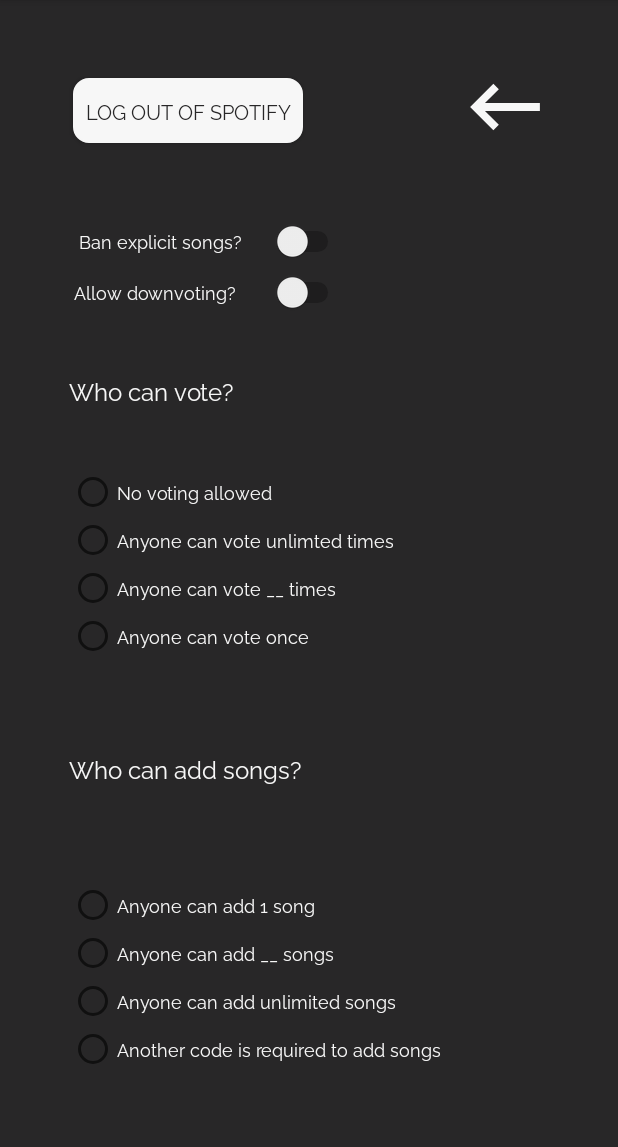
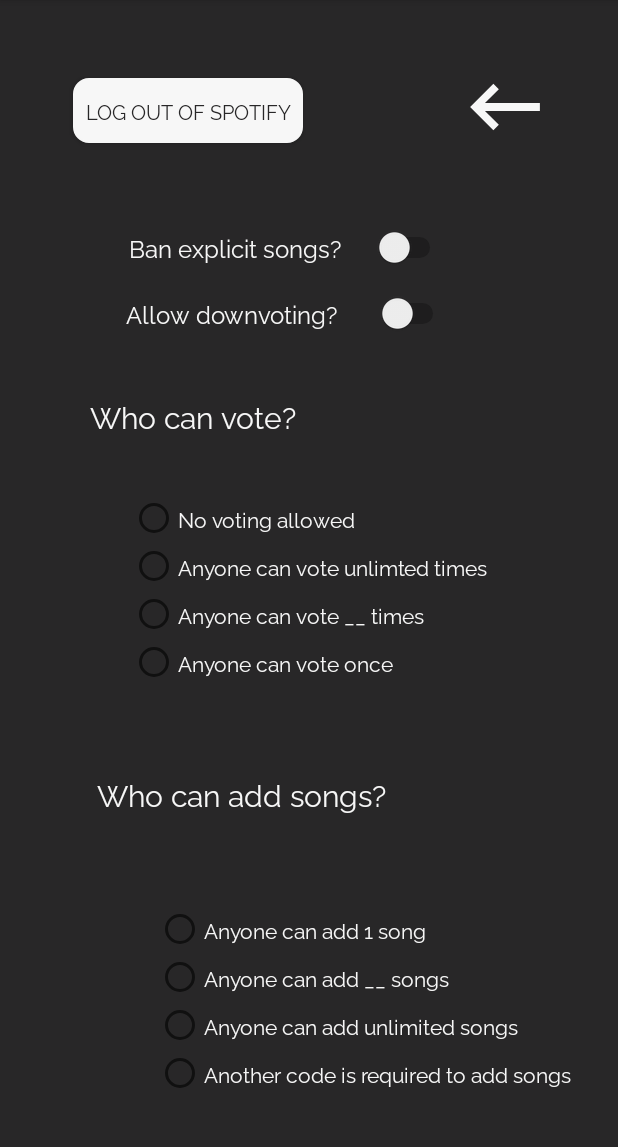
Before and after one commit to peterdaly13/YouQueue, an Android app: the SettingsActivity screen opened directly, with no data from a screen before it, on a phone screen of 412 x 824 dp, the part 84-1231 px from its top. Run offline under Robolectric (Android 15) with nearby library versions, the phone set to English and light mode, and no system bars; our stand-ins replace Firebase (no records; nobody signed in at launch, a user with empty details on screens opened directly); libraries missing offline, so code that uses them is left out: com.spotify.android, com.spotify.protocol.

Commit message:
Replace Logo, Slight XML Tweaks

```diff
--- a/app/src/main/res/layout/activity_settings.xml
+++ b/app/src/main/res/layout/activity_settings.xml
@@ -52,6 +52,117 @@
         app:layout_constraintTop_toTopOf="parent"
         app:layout_constraintVertical_bias="0.17" />
 
+    <RadioGroup
+        android:id="@+id/radioGroup"
+        android:layout_width="wrap_content"
+        android:layout_height="wrap_content"
+        app:layout_constraintBottom_toBottomOf="parent"
+        app:layout_constraintHorizontal_bias="0.769"
+        app:layout_constraintLeft_toLeftOf="parent"
+        app:layout_constraintRight_toRightOf="parent"
+        app:layout_constraintTop_toTopOf="parent"
+        app:layout_constraintVertical_bias="0.943">
+
+        <RadioButton
+            android:id="@+id/radioButton"
+            android:layout_width="wrap_content"
+            android:layout_height="wrap_content"
+            android:fontFamily="@font/raleway"
+            android:text="Anyone can add 1 song"
+            android:textColor="#F7F7F7"
+            android:textSize="14sp" />
+
+        <RadioButton
+            android:id="@+id/radioButton2"
+            android:layout_width="wrap_content"
+            android:layout_height="wrap_content"
+            android:fontFamily="@font/raleway"
+            android:text="Anyone can add __ songs"
+            android:textColor="#F7F7F7"
+            android:textSize="14sp" />
+
+        <RadioButton
+            android:id="@+id/radioButton3"
+            android:layout_width="wrap_content"
+            android:layout_height="wrap_content"
+            android:fontFamily="@font/raleway"
+            android:text="Anyone can add unlimited songs"
+            android:textColor="#F7F7F7"
+            android:textSize="14sp" />
+
+        <RadioButton
+            android:id="@+id/radioButton4"
+            android:layout_width="wrap_content"
+            android:layout_height="wrap_content"
+            android:fontFamily="@font/raleway"
+            android:text="Another code is required to add songs"
+            android:textColor="#F7F7F7"
+            android:textSize="14sp" />
+
+
+    </RadioGroup>
+
+    <TextView
+        android:id="@+id/textView2"
+        android:layout_width="wrap_content"
+        android:layout_height="wrap_content"
+        android:layout_marginLeft="11dp"
+        android:fontFamily="@font/raleway"
+        android:text="Who can add songs?"
+        android:textColor="#F7F7F7"
+        android:textSize="20sp"
+        app:layout_constraintBottom_toBottomOf="parent"
+        app:layout_constraintHorizontal_bias="0.256"
+        app:layout_constraintLeft_toLeftOf="parent"
+        app:layout_constraintRight_toRightOf="parent"
+        app:layout_constraintTop_toTopOf="parent"
+        app:layout_constraintVertical_bias="0.696" />
+
+    <TextView
+        android:id="@+id/smallTextContainer5"
+        android:layout_width="210dp"
+        android:layout_height="wrap_content"
+        android:fontFamily="@font/raleway"
+        android:text=""
+        android:textColor="#F7F7F7"
+        android:textSize="10dp"
+        app:layout_constraintBottom_toBottomOf="parent"
+        app:layout_constraintHorizontal_bias="0.701"
+        app:layout_constraintLeft_toLeftOf="parent"
+        app:layout_constraintRight_toRightOf="parent"
+        app:layout_constraintTop_toTopOf="parent"
+        app:layout_constraintVertical_bias="0.739" />
+
+    <Switch
+        android:id="@+id/switch2"
+        android:layout_width="215dp"
+        android:layout_height="35dp"
+        android:fontFamily="@font/raleway"
+        android:text="Allow downvoting?   "
+        android:textColor="#F7F7F7"
+        android:textSize="16sp"
+        app:layout_constraintBottom_toBottomOf="parent"
+        app:layout_constraintHorizontal_bias="0.428"
+        app:layout_constraintLeft_toLeftOf="parent"
+        app:layout_constraintRight_toRightOf="parent"
+        app:layout_constraintTop_toTopOf="parent"
+        app:layout_constraintVertical_bias="0.261" />
+
+    <Switch
+        android:id="@+id/switch1"
+        android:layout_width="215dp"
+        android:layout_height="35dp"
+        android:fontFamily="@font/raleway"
+        android:text=" Ban explicit songs? "
+        android:textColor="#F7F7F7"
+        android:textSize="16sp"
+        app:layout_constraintBottom_toBottomOf="parent"
+        app:layout_constraintHorizontal_bias="0.418"
+        app:layout_constraintLeft_toLeftOf="parent"
+        app:layout_constraintRight_toRightOf="parent"
+        app:layout_constraintTop_toTopOf="parent"
+        app:layout_constraintVertical_bias="0.201" />
+
     <TextView
         android:id="@+id/smallTextContainer3"
         android:layout_width="210dp"
@@ -61,11 +172,74 @@
         android:textColor="#F7F7F7"
         android:textSize="10dp"
         app:layout_constraintBottom_toBottomOf="parent"
-        app:layout_constraintHorizontal_bias="0.497"
+        app:layout_constraintHorizontal_bias="0.761"
         app:layout_constraintLeft_toLeftOf="parent"
         app:layout_constraintRight_toRightOf="parent"
         app:layout_constraintTop_toTopOf="parent"
-        app:layout_constraintVertical_bias="0.308" />
+        app:layout_constraintVertical_bias="0.313" />
+
+    <RadioGroup
+        android:id="@+id/radioGroup2"
+        android:layout_width="wrap_content"
+        android:layout_height="wrap_content"
+        app:layout_constraintBottom_toBottomOf="parent"
+        app:layout_constraintLeft_toLeftOf="parent"
+        app:layout_constraintRight_toRightOf="parent"
+        app:layout_constraintTop_toTopOf="parent"
+        app:layout_constraintVertical_bias="0.515">
+
+        <RadioButton
+            android:id="@+id/radioButton2-1"
+            android:layout_width="wrap_content"
+            android:layout_height="wrap_content"
+            android:fontFamily="@font/raleway"
+            android:text="No voting allowed"
+            android:textColor="#F7F7F7"
+            android:textSize="14sp" />
+
+        <RadioButton
+            android:id="@+id/radioButton2-2"
+            android:layout_width="wrap_content"
+            android:layout_height="wrap_content"
+            android:fontFamily="@font/raleway"
+            android:text="Anyone can vote unlimted times"
+            android:textColor="#F7F7F7"
+            android:textSize="14sp" />
+
+        <RadioButton
+            android:id="@+id/radioButton2-3"
+            android:layout_width="wrap_content"
+            android:layout_height="wrap_content"
+            android:fontFamily="@font/raleway"
+            android:text="Anyone can vote __ times"
+            android:textColor="#F7F7F7"
+            android:textSize="14sp" />
+
+        <RadioButton
+            android:id="@+id/radioButton2-4"
+            android:layout_width="wrap_content"
+            android:layout_height="wrap_content"
+            android:fontFamily="@font/raleway"
+            android:text="Anyone can vote once"
+            android:textColor="#F7F7F7"
+            android:textSize="14sp" />
+
+    </RadioGroup>
+
+    <TextView
+        android:id="@+id/textView3"
+        android:layout_width="wrap_content"
+        android:layout_height="wrap_content"
+        android:fontFamily="@font/raleway"
+        android:text="Who can vote?"
+        android:textColor="#F7F7F7"
+        android:textSize="20sp"
+        app:layout_constraintBottom_toBottomOf="parent"
+        app:layout_constraintHorizontal_bias="0.218"
+        app:layout_constraintLeft_toLeftOf="parent"
+        app:layout_constraintRight_toRightOf="parent"
+        app:layout_constraintTop_toTopOf="parent"
+        app:layout_constraintVertical_bias="0.355" />
 
     <TextView
         android:id="@+id/smallTextContainer4"
@@ -76,121 +250,11 @@
         android:textColor="#F7F7F7"
         android:textSize="10dp"
         app:layout_constraintBottom_toBottomOf="parent"
-        app:layout_constraintHorizontal_bias="0.497"
+        app:layout_constraintHorizontal_bias="0.756"
         app:layout_constraintLeft_toLeftOf="parent"
         app:layout_constraintRight_toRightOf="parent"
         app:layout_constraintTop_toTopOf="parent"
-        app:layout_constraintVertical_bias="0.373" />
-
-    <TextView
-        android:id="@+id/smallTextContainer5"
-        android:layout_width="210dp"
-        android:layout_height="wrap_content"
-        android:fontFamily="@font/raleway"
-        android:text=""
-        android:textColor="#F7F7F7"
-        android:textSize="10dp"
-        app:layout_constraintBottom_toBottomOf="parent"
-        app:layout_constraintHorizontal_bias="0.422"
-        app:layout_constraintLeft_toLeftOf="parent"
-        app:layout_constraintRight_toRightOf="parent"
-        app:layout_constraintTop_toTopOf="parent"
-        app:layout_constraintVertical_bias="0.716" />
-
-    <RadioGroup
-        android:id="@+id/radioGroup"
-        android:layout_width="wrap_content"
-        android:layout_height="wrap_content"
-        app:layout_constraintBottom_toBottomOf="parent"
-        app:layout_constraintHorizontal_bias="0.283"
-        app:layout_constraintLeft_toLeftOf="parent"
-        app:layout_constraintRight_toRightOf="parent"
-        app:layout_constraintTop_toTopOf="parent"
-        app:layout_constraintVertical_bias="0.918">
-
-        <RadioButton
-            android:id="@+id/radioButton"
-            android:layout_width="wrap_content"
-            android:layout_height="wrap_content"
-            android:fontFamily="@font/raleway"
-            android:text="Anyone can add 1 song"
-            android:textColor="#F7F7F7"
-            android:textSize="12sp" />
-
-        <RadioButton
-            android:id="@+id/radioButton2"
-            android:layout_width="wrap_content"
-            android:layout_height="wrap_content"
-            android:fontFamily="@font/raleway"
-            android:text="Anyone can add __ songs"
-            android:textColor="#F7F7F7"
-            android:textSize="12sp" />
-
-        <RadioButton
-            android:id="@+id/radioButton3"
-            android:layout_width="wrap_content"
-            android:layout_height="wrap_content"
-            android:fontFamily="@font/raleway"
-            android:text="Anyone can add unlimited songs"
-            android:textColor="#F7F7F7"
-            android:textSize="12sp" />
-
-        <RadioButton
-            android:id="@+id/radioButton4"
-            android:layout_width="wrap_content"
-            android:layout_height="wrap_content"
-            android:fontFamily="@font/raleway"
-            android:text="Another code is required to add songs"
-            android:textColor="#F7F7F7"
-            android:textSize="12sp" />
-
-
-    </RadioGroup>
-
-    <TextView
-        android:id="@+id/textView3"
-        android:layout_width="wrap_content"
-        android:layout_height="wrap_content"
-        android:fontFamily="@font/raleway"
-        android:text="Who can vote?"
-        android:textColor="#F7F7F7"
-        android:textSize="16sp"
-        app:layout_constraintBottom_toBottomOf="parent"
-        app:layout_constraintHorizontal_bias="0.153"
-        app:layout_constraintLeft_toLeftOf="parent"
-        app:layout_constraintRight_toRightOf="parent"
-        app:layout_constraintTop_toTopOf="parent"
-        app:layout_constraintVertical_bias="0.334" />
-
-    <Switch
-        android:id="@+id/switch1"
-        android:layout_width="180dp"
-        android:layout_height="32dp"
-        android:fontFamily="@font/raleway"
-        android:text=" Ban explicit songs? "
-        android:textColor="#F7F7F7"
-        android:textSize="12sp"
-        app:layout_constraintBottom_toBottomOf="parent"
-        app:layout_constraintHorizontal_bias="0.212"
-        app:layout_constraintLeft_toLeftOf="parent"
-        app:layout_constraintRight_toRightOf="parent"
-        app:layout_constraintTop_toTopOf="parent"
-        app:layout_constraintVertical_bias="0.197" />
-
-    <Switch
-        android:id="@+id/switch2"
-        android:layout_width="180dp"
-        android:layout_height="32dp"
-        android:fontFamily="@font/raleway"
-        android:text="Allow downvoting?   "
-        android:textColor="#F7F7F7"
-        android:textSize="12sp"
-        app:layout_constraintBottom_toBottomOf="parent"
-        app:layout_constraintHorizontal_bias="0.212"
-        app:layout_constraintLeft_toLeftOf="parent"
-        app:layout_constraintRight_toRightOf="parent"
-        app:layout_constraintTop_toTopOf="parent"
-        app:layout_constraintVertical_bias="0.243" />
+        app:layout_constraintVertical_bias="0.397" />
 
     <Button
         android:id="@+id/logOutButton"
@@ -209,70 +273,5 @@
         app:layout_constraintTop_toTopOf="parent"
         app:layout_constraintVertical_bias="0.072" />
 
-    <RadioGroup
-        android:id="@+id/radioGroup2"
-        android:layout_width="wrap_content"
-        android:layout_height="wrap_content"
-        app:layout_constraintBottom_toBottomOf="parent"
-        app:layout_constraintHorizontal_bias="0.235"
-        app:layout_constraintLeft_toLeftOf="parent"
-        app:layout_constraintRight_toRightOf="parent"
-        app:layout_constraintTop_toTopOf="parent"
-        app:layout_constraintVertical_bias="0.487">
-
-        <RadioButton
-            android:id="@+id/radioButton2-1"
-            android:layout_width="wrap_content"
-            android:layout_height="wrap_content"
-            android:fontFamily="@font/raleway"
-            android:text="No voting allowed"
-            android:textColor="#F7F7F7"
-            android:textSize="12sp" />
-
-        <RadioButton
-            android:id="@+id/radioButton2-2"
-            android:layout_width="wrap_content"
-            android:layout_height="wrap_content"
-            android:fontFamily="@font/raleway"
-            android:text="Anyone can vote unlimted times"
-            android:textColor="#F7F7F7"
-            android:textSize="12sp" />
-
-        <RadioButton
-            android:id="@+id/radioButton2-3"
-            android:layout_width="wrap_content"
-            android:layout_height="wrap_content"
-            android:fontFamily="@font/raleway"
-            android:text="Anyone can vote __ times"
-            android:textColor="#F7F7F7"
-            android:textSize="12sp" />
-
-        <RadioButton
-            android:id="@+id/radioButton2-4"
-            android:layout_width="wrap_content"
-            android:layout_height="wrap_content"
-            android:fontFamily="@font/raleway"
-            android:text="Anyone can vote once"
-            android:textColor="#F7F7F7"
-            android:textSize="12sp" />
-
-    </RadioGroup>
-
-    <TextView
-        android:id="@+id/textView2"
-        android:layout_width="wrap_content"
-        android:layout_height="wrap_content"
-        android:layout_marginLeft="11dp"
-        android:fontFamily="@font/raleway"
-        android:text="Who can add songs?"
-        android:textColor="#F7F7F7"
-        android:textSize="16sp"
-        app:layout_constraintBottom_toBottomOf="parent"
-        app:layout_constraintHorizontal_bias="0.142"
-        app:layout_constraintLeft_toLeftOf="parent"
-        app:layout_constraintRight_toRightOf="parent"
-        app:layout_constraintTop_toTopOf="parent"
-        app:layout_constraintVertical_bias="0.672" />
-
 
 </androidx.constraintlayout.widget.ConstraintLayout>
```
Also changed, not shown: app/src/main/res/layout/activity_main.xml (+43 -39 lines), app/src/main/res/layout/activity_start_party.xml (+84 -84 lines), app/src/main/res/drawable/youqueuelogo.png (added).
